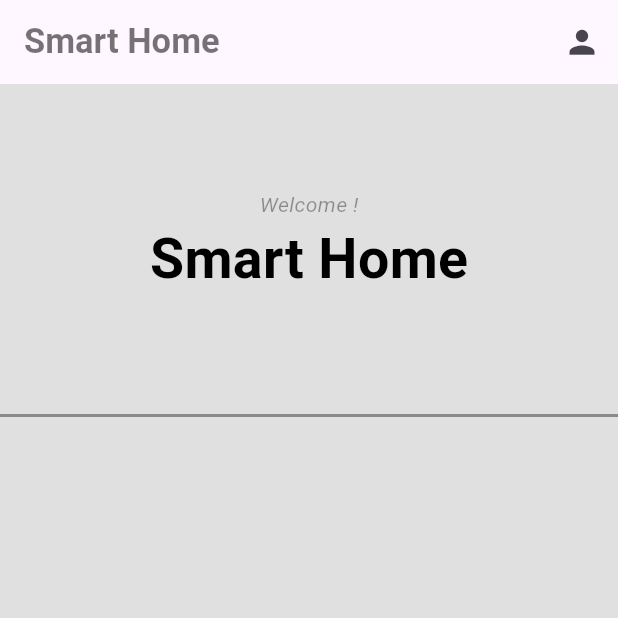
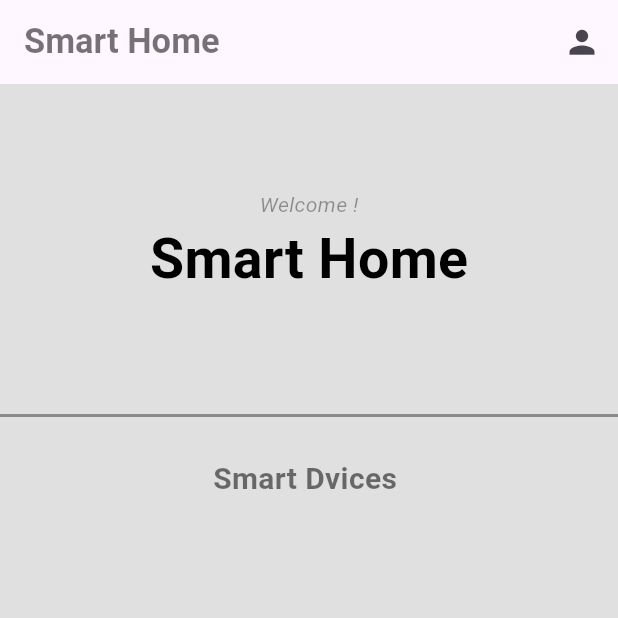
Before and after one commit to Yasasisuru/smart_home_app, a Flutter app: the screen it shows after launch, on a phone screen of 412 x 824 dp, the top half of it. Run offline on Flutter 3.47's test engine with Material 3 defaults, Android fonts, the phone set to English and light mode, and no system bars.

Commit message:
update body section

```diff
--- /dev/null
+++ b/lib/devices.dart
@@ -0,0 +1 @@
+import 'package:flutter/material.dart';
--- a/lib/home_page.dart
+++ b/lib/home_page.dart
@@ -56,15 +56,19 @@ class _homePageState extends State<homePage> {
             color: Colors.black38,
             thickness: 2,
           ),
+
           Container(
-            padding: EdgeInsets.only(top: 50),// Control section
-            child: Row(
-            children: [
+            padding: EdgeInsets.all(20),
+            child: Text("Smart Dvices ",style: TextStyle(
+              color: Colors.black54,
+              fontWeight: FontWeight.w700,
+              fontSize: 20,
 
-            ],
-            ),
+            ),),
+          ),
 
-          )
+
+
         ],
       ),
       );
```
